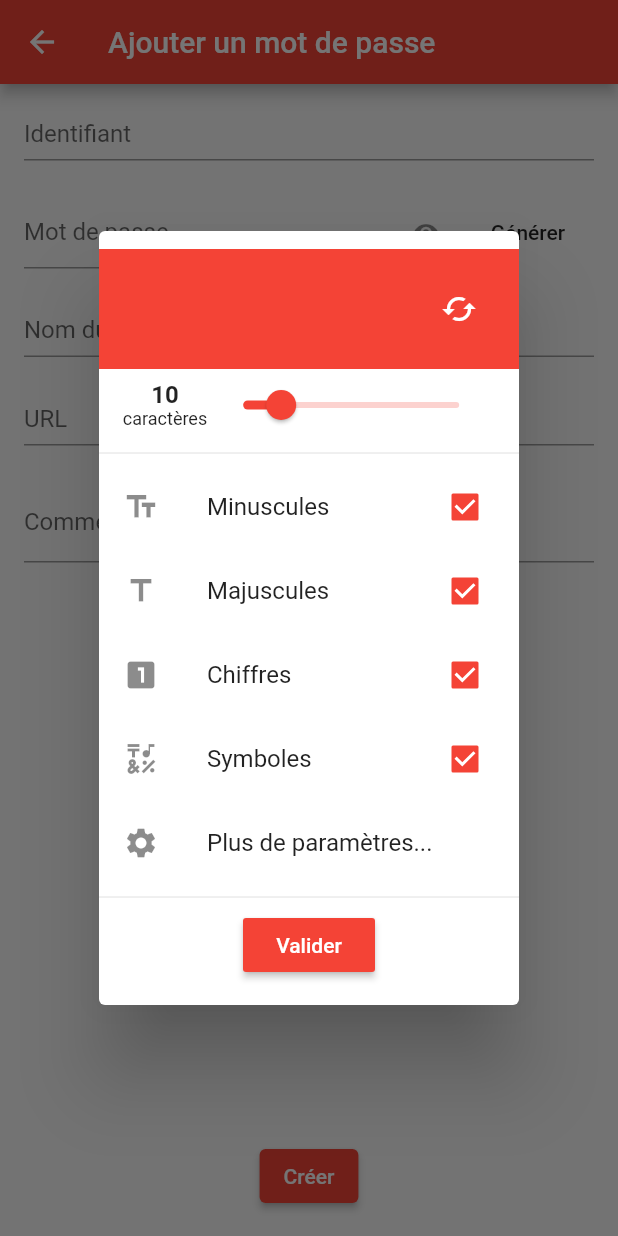
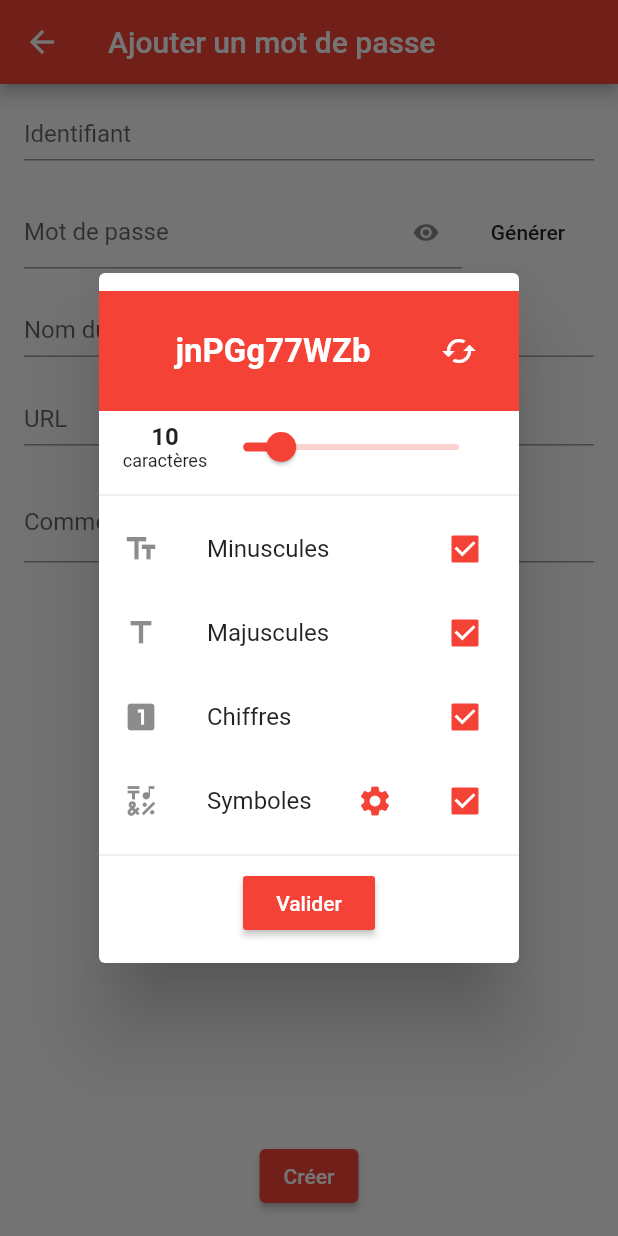
Before and after one commit to MaxdeoxiS/pass-manager, a Flutter app: the PasswordCreation screen opened by its route, after a tap on "Générer", on a phone screen of 412 x 824 dp. Run offline on Flutter 3.47's test engine with Material 2 defaults, Android fonts, the phone set to English and light mode, and no system bars; our stand-ins replace floor, sqflite; accounts and stored records are empty; generated files the repository leaves out were written again.

Commit message:
(feat): add symbols selection modale. add method to generate random password.

```diff
--- a/lib/passwords/password-generation.dart
+++ b/lib/passwords/password-generation.dart
@@ -1,6 +1,13 @@
 import 'package:flutter/cupertino.dart';
 import 'package:flutter/material.dart';
 import 'dart:math';
+
+import 'package:pass_manager/passwords/symbols-selection.dart';
+
+const DIGITS_WEIGHT = 2;
+const UPPERCASE_WEIGHT = 2;
+const LOWERCASE_WEIGHT = 2;
+const SYMBOLS_WEIGHT = 1;
 
 class PasswordGeneration extends StatefulWidget {
   @override
@@ -14,18 +21,122 @@ class _PasswordGenerationState extends State<PasswordGeneration> {
   bool _includeUppercase = true;
   bool _includeDigits = true;
   bool _includeSymbols = true;
+  final List<String> _symbols = [
+    "!", "#", "\$", "%", "\"", "&", "'", "(", ")", "*", "-", ".",
+    ":", ";", "?", "@", "[", "\\", "]", "^", "_", "{", "}", "/",
+  ];
+  List<String> _lowercase = List<String>();
+  List<String> _uppercase = List<String>();
+  List<String> _digits = ["0", "1", "2", "3", "4", "5", "6", "7", "8", "9"];
+  List<String> _selectedSymbols = List<String>();
 
-  final String alphabet = 'abcdefghijklmnopqrstuvwxyz1234567890:;,!?./§%^-_';
+  _PasswordGenerationState() {
+    _lowercase = [
+    "a", "b", "c", "d", "e", "f", "g", "h", "i", "j", "k", "l", "m", "n", "o",
+    "p", "q", "r", "s", "t", "v", "w", "x", "y", "z"
+  ];
+    _uppercase = _lowercase.map((letter) => letter.toUpperCase()).toList();
+  }
 
   void _generatePassword() {
     var rng = new Random();
     var newPassword = "";
+    List<String> alphabet = _buildWeightedAlphabet();
+    if (alphabet.length == 0) {
+      setState(() {
+        _password = "";
+      });
+      return;
+    }
     for (var i = 0; i < _passwordLength; i++) {
       newPassword = newPassword + alphabet[rng.nextInt(alphabet.length - 1)];
     }
     setState(() {
       _password = newPassword;
     });
+  }
+
+  String replaceCharAt(String oldString, int index, String newChar) {
+    return oldString.substring(0, index) + newChar + oldString.substring(index + 1);
+  }
+
+  List<String> _buildWeightedAlphabet() {
+    List<String> shuffledLower = new List<String>();
+    List<String> shuffledUpper = new List<String>();
+    List<String> shuffledDigits = new List<String>();
+    List<String> shuffledSymbols = new List<String>();
+
+    List<String> allCharacters = List<String>.from([]);
+
+    if (_includeLowercase) {
+      shuffledLower = shuffle(_mergeSelf(_lowercase, LOWERCASE_WEIGHT));
+      allCharacters..addAll(shuffledLower);
+    }
+    if (_includeUppercase) {
+      shuffledUpper = shuffle(_mergeSelf(_uppercase, UPPERCASE_WEIGHT));
+      allCharacters..addAll(shuffledUpper);
+    }
+    if (_includeDigits) {
+      shuffledDigits = shuffle(_mergeSelf(_digits, DIGITS_WEIGHT));
+      allCharacters..addAll(shuffledDigits);
+    }
+    if (_includeSymbols && _selectedSymbols.length > 0) {
+      shuffledSymbols = shuffle(_mergeSelf(_selectedSymbols, SYMBOLS_WEIGHT));
+      allCharacters..addAll(shuffledSymbols);
+    }
+
+    List<String> alphabet = shuffle(allCharacters);
+    return alphabet;
+  }
+
+  List<String> _mergeSelf(List<String> list, int factor) {
+    List<String> newList = new List<String>.from(list);
+    for(var i = 1; i < factor; i++) {
+      newList..addAll(list);
+    }
+    return newList;
+  }
+
+  List<String> shuffle(List items) {
+    var random = new Random();
+
+    // Go through all elements.
+    for (var i = items.length - 1; i > 0; i--) {
+
+      // Pick a pseudorandom number according to the list length
+      var n = random.nextInt(i + 1);
+
+      var temp = items[i];
+      items[i] = items[n];
+      items[n] = temp;
+    }
+
+    return items;
+  }
+
+  void _handleSymbolsSelection() async {
+    List<String> rep = await _showSymbolsSelectionDialog(this.context);
+    if (rep != null) {
+      setState(() {
+        _selectedSymbols = rep;
+      });
+      this._generatePassword();
+    }
+  }
+
+  Future<List<String>> _showSymbolsSelectionDialog(BuildContext context) async {
+    return await showDialog<List<String>>(
+        context: context,
+        builder: (BuildContext context) {
+          return SymbolsSelection(symbols: _symbols, selected: _selectedSymbols);
+        });
+  }
+
+  @override
+  void initState() {
+    this._generatePassword();
+    _selectedSymbols = List<String>.from(_symbols);
+    super.initState();
   }
 
   @override
@@ -37,17 +148,25 @@ class _PasswordGenerationState extends State<PasswordGeneration> {
             padding: EdgeInsets.all(16),
             child: Row(
               children: [
-              Expanded(child: Text(
+                Expanded(
+                  child: Text(
                     _password,
                     textAlign: TextAlign.center,
                     style: TextStyle(
-                    color: Colors.white, fontSize: _password.length >= 20 ? 18 : 22, fontWeight: FontWeight.bold),
-              ),),
-
-              IconButton(icon: Icon(Icons.cached), tooltip: "Re-générer", color: Colors.white, onPressed: () { _generatePassword();})
+                        color: Colors.white,
+                        fontSize: _password.length >= 20 ? 18 : 22,
+                        fontWeight: FontWeight.bold),
+                  ),
+                ),
+                IconButton(
+                    icon: Icon(Icons.cached),
+                    tooltip: "Re-générer",
+                    color: Colors.white,
+                    onPressed: () {
+                      _generatePassword();
+                    })
               ],
-          )
-        ),
+            )),
         Row(
           mainAxisAlignment: MainAxisAlignment.center,
           children: [
@@ -66,6 +185,7 @@ class _PasswordGenerationState extends State<PasswordGeneration> {
                   setState(() {
                     _passwordLength = newValue.round();
                   });
+                  this._generatePassword();
                 }),
           ],
         ),
@@ -77,9 +197,9 @@ class _PasswordGenerationState extends State<PasswordGeneration> {
               setState(() {
                 _includeLowercase = !_includeLowercase;
               });
+              this._generatePassword();
             },
-          secondary: const Icon(Icons.text_fields)
-        ),
+            secondary: const Icon(Icons.text_fields)),
         CheckboxListTile(
           title: const Text('Majuscules'),
           value: _includeUppercase,
@@ -87,6 +207,7 @@ class _PasswordGenerationState extends State<PasswordGeneration> {
             setState(() {
               _includeUppercase = !_includeUppercase;
             });
+            this._generatePassword();
           },
           secondary: const Icon(Icons.title),
         ),
@@ -97,22 +218,29 @@ class _PasswordGenerationState extends State<PasswordGeneration> {
             setState(() {
               _includeDigits = !_includeDigits;
             });
+            this._generatePassword();
           },
           secondary: const Icon(Icons.looks_one),
         ),
         CheckboxListTile(
-          title: const Text('Symboles'),
+          title: Row(
+            children: [
+              Expanded(
+                child: const Text('Symboles'),
+              ),
+              IconButton(icon: Icon(Icons.settings), color: Colors.red, onPressed: () {
+                _handleSymbolsSelection();
+              }),
+            ],
+          ),
           value: _includeSymbols,
           onChanged: (bool value) {
             setState(() {
               _includeSymbols = !_includeSymbols;
             });
+            this._generatePassword();
           },
           secondary: Icon(Icons.emoji_symbols),
-        ),
-        ListTile(
-          title: const Text('Plus de paramètres...'),
-          leading: Icon(Icons.settings),
         ),
         Divider(),
         Row(
```
Also changed, not shown: lib/passwords/symbols-selection.dart (added, +79 -0 lines). Lines whose indentation alone changed are shown as unchanged.
